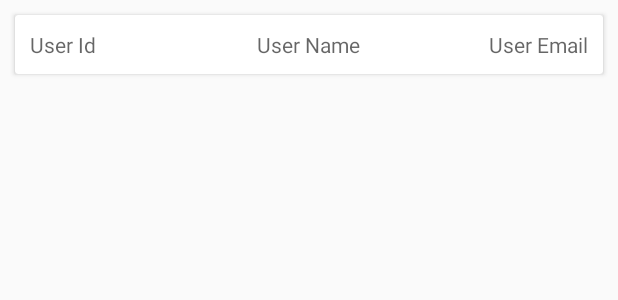
After one commit to guitorioadar/RoomPersistanceLibrary, an Android app: the layout list_users_display.xml on its own in the app's theme, with its tools: preview values and no code run, on a phone screen of 412 x 824 dp. The commit adds this screen. Shown: the top 300 px of the screen. Run offline under Robolectric (Android 15) with nearby library versions, the phone set to English and light mode, and no system bars.

Commit message:
CRUD Done

```diff
--- a/app/src/main/java/com/example/guitorio/roompersistancelibrary/HomeFragment.java
+++ b/app/src/main/java/com/example/guitorio/roompersistancelibrary/HomeFragment.java
@@ -3,6 +3,8 @@ package com.example.guitorio.roompersistancelibrary;
 
 import android.os.Bundle;
 import android.support.v4.app.Fragment;
+import android.support.v7.widget.LinearLayoutManager;
+import android.support.v7.widget.RecyclerView;
 import android.view.LayoutInflater;
 import android.view.View;
 import android.view.ViewGroup;
@@ -15,6 +17,8 @@ import android.widget.Button;
 public class HomeFragment extends Fragment implements View.OnClickListener{
 
     private Button btnAddUser,btnViewUser,btnUpdateUser,btnDeleteUser;
+
+    private RecyclerView recyclerView;
 
 
     public HomeFragment() {
@@ -32,6 +36,7 @@ public class HomeFragment extends Fragment implements View.OnClickListener{
         btnViewUser = view.findViewById(R.id.btnVIewUser);
         btnUpdateUser = view.findViewById(R.id.btnUpdateUser);
         btnDeleteUser = view.findViewById(R.id.btnDeleteUser);
+
 
         btnAddUser.setOnClickListener(this);
         btnViewUser.setOnClickListener(this);
--- a/app/src/main/java/com/example/guitorio/roompersistancelibrary/MyAppDatabse.java
+++ b/app/src/main/java/com/example/guitorio/roompersistancelibrary/MyAppDatabase.java
@@ -5,7 +5,7 @@ import android.arch.persistence.room.RoomDatabase;
 
 
 @Database(entities = {User.class},version = 1)
-public abstract class MyAppDatabse extends RoomDatabase{
+public abstract class MyAppDatabase extends RoomDatabase{
 
     public abstract MyDao myDao();
 
--- a/app/src/main/java/com/example/guitorio/roompersistancelibrary/MyDao.java
+++ b/app/src/main/java/com/example/guitorio/roompersistancelibrary/MyDao.java
@@ -1,6 +1,7 @@
 package com.example.guitorio.roompersistancelibrary;
 
 
+import android.arch.lifecycle.LiveData;
 import android.arch.persistence.room.Dao;
 import android.arch.persistence.room.Delete;
 import android.arch.persistence.room.Insert;
@@ -16,7 +17,8 @@ public interface MyDao {
     public void addUser(User user);
 
     @Query("select * from users")
-    public List<User> getUsers();
+    //public LiveData<List<User>> getUsers();
+    List<User> getUsers();
 
     @Update
     public void updateUser(User user);
--- a/app/src/main/res/layout/fragment_home.xml
+++ b/app/src/main/res/layout/fragment_home.xml
@@ -63,4 +63,6 @@
         app:layout_constraintStart_toStartOf="parent"
         app:layout_constraintTop_toBottomOf="@+id/btnUpdateUser" />
 
+
+
 </android.support.constraint.ConstraintLayout>
--- /dev/null
+++ b/app/src/main/res/layout/list_users_display.xml
@@ -0,0 +1,57 @@
+<?xml version="1.0" encoding="utf-8"?>
+<android.support.v7.widget.CardView xmlns:android="http://schemas.android.com/apk/res/android"
+    xmlns:app="http://schemas.android.com/apk/res-auto"
+    xmlns:tools="http://schemas.android.com/tools"
+    android:layout_width="match_parent"
+    android:layout_height="wrap_content"
+    android:layout_margin="10dp">
+
+    <RelativeLayout
+        android:layout_width="match_parent"
+        android:layout_height="wrap_content">
+
+        <TextView
+            android:id="@+id/tvUserId"
+            android:layout_width="wrap_content"
+            android:layout_height="wrap_content"
+            android:gravity="center"
+            android:padding="10dp"
+            android:hint="User Id"
+            android:textSize="14sp"
+            app:layout_constraintEnd_toEndOf="parent"
+            app:layout_constraintStart_toStartOf="parent"
+            app:layout_constraintTop_toTopOf="parent" />
+
+        <TextView
+            android:id="@+id/tvUserName"
+            android:layout_width="wrap_content"
+            android:layout_height="wrap_content"
+            android:layout_alignParentTop="true"
+            android:layout_centerHorizontal="true"
+            android:gravity="center"
+            android:hint="User Name"
+            android:padding="10dp"
+            android:textSize="14sp"
+            app:layout_constraintEnd_toEndOf="parent"
+            app:layout_constraintStart_toStartOf="parent"
+            app:layout_constraintTop_toBottomOf="@+id/tvUserId" />
+
+        <TextView
+            android:id="@+id/tvUserEmail"
+            android:layout_width="wrap_content"
+            android:layout_height="wrap_content"
+            android:layout_alignParentEnd="true"
+            android:layout_alignParentTop="true"
+            android:gravity="center"
+            android:hint="User Email"
+            android:padding="10dp"
+            android:textSize="14sp"
+            app:layout_constraintEnd_toEndOf="parent"
+            app:layout_constraintStart_toStartOf="parent"
+            app:layout_constraintTop_toBottomOf="@+id/tvUserName"
+            android:layout_alignParentRight="true" />
+
+    </RelativeLayout>
+
+
+</android.support.v7.widget.CardView>
```
Also changed, not shown: app/build.gradle (+20 -7 lines), app/src/main/java/com/example/guitorio/roompersistancelibrary/MainActivity.java (+3 -4 lines), app/src/main/java/com/example/guitorio/roompersistancelibrary/ReadUserFragment.java (+38 -2 lines), app/src/main/java/com/example/guitorio/roompersistancelibrary/UserDisplayAdapter.java (added, +69 -0 lines), app/src/main/res/layout/fragment_read_user.xml (+30 -8 lines).
